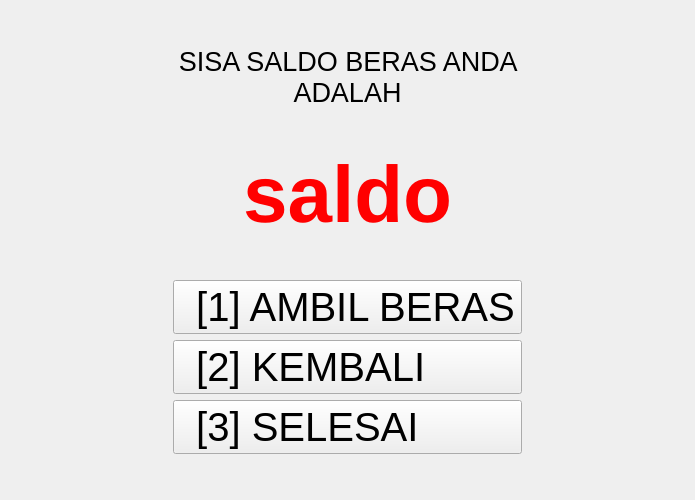
Old version of the form saldo.ui in the repository rahmatcmos/atmb.
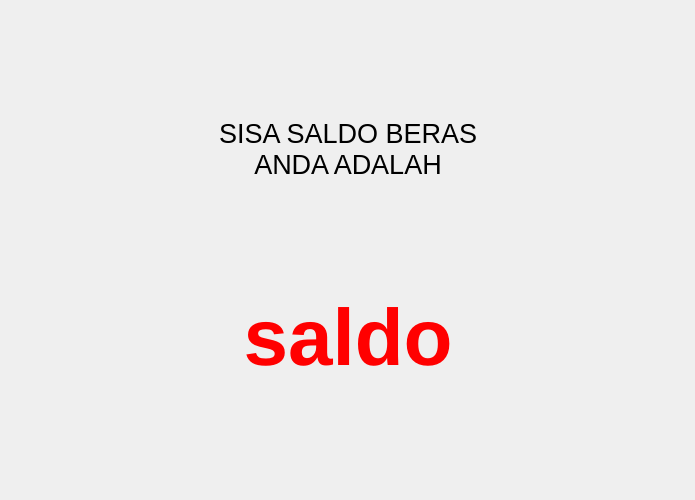
New version of the form.

The edit to the form file:
```diff
--- a/saldo.ui
+++ b/saldo.ui
@@ -93,64 +93,6 @@
        </property>
       </widget>
      </item>
-     <item>
-      <spacer name="verticalSpacer_2">
-       <property name="orientation">
-        <enum>Qt::Vertical</enum>
-       </property>
-       <property name="sizeHint" stdset="0">
-        <size>
-         <width>20</width>
-         <height>40</height>
-        </size>
-       </property>
-      </spacer>
-     </item>
-     <item>
-      <widget class="QPushButton" name="ambil_beras_btn">
-       <property name="font">
-        <font>
-         <pointsize>30</pointsize>
-        </font>
-       </property>
-       <property name="styleSheet">
-        <string notr="true">text-align:left;</string>
-       </property>
-       <property name="text">
-        <string>  [1] AMBIL BERAS</string>
-       </property>
-      </widget>
-     </item>
-     <item>
-      <widget class="QPushButton" name="kembali_btn">
-       <property name="font">
-        <font>
-         <pointsize>30</pointsize>
-        </font>
-       </property>
-       <property name="styleSheet">
-        <string notr="true">text-align:left;</string>
-       </property>
-       <property name="text">
-        <string>  [2] KEMBALI</string>
-       </property>
-      </widget>
-     </item>
-     <item>
-      <widget class="QPushButton" name="selesai_btn">
-       <property name="font">
-        <font>
-         <pointsize>30</pointsize>
-        </font>
-       </property>
-       <property name="styleSheet">
-        <string notr="true">text-align:left;</string>
-       </property>
-       <property name="text">
-        <string>  [3] SELESAI</string>
-       </property>
-      </widget>
-     </item>
      <item>
       <spacer name="verticalSpacer">
        <property name="orientation">
```
